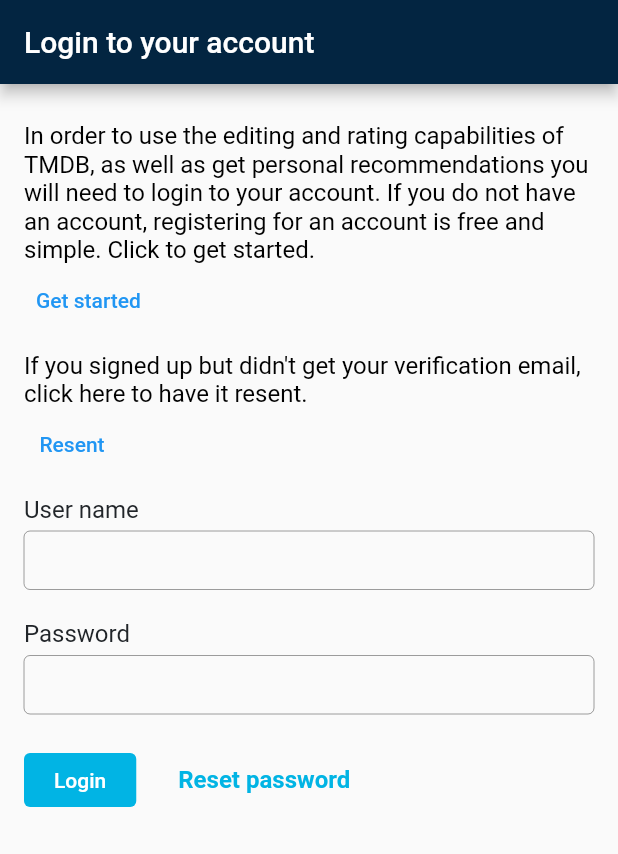
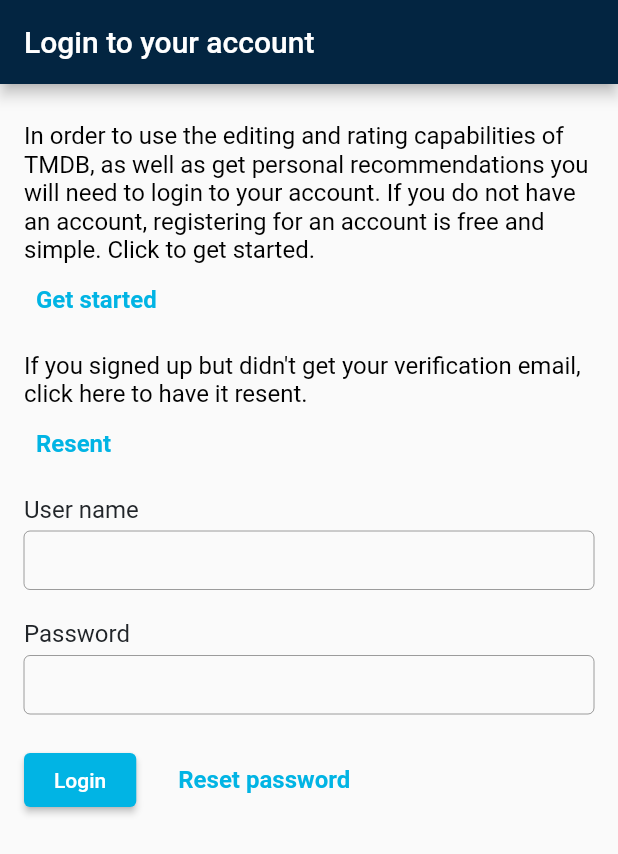
Before and after one commit to GarifullinII/themoviedb, a Flutter app: the screen it shows after launch, after a tap on "Login", on a phone screen of 412 x 824 dp. Shown: the top 854 px of the screen. Run offline on Flutter 3.47's test engine with Material 2 defaults, Android fonts, the light colour scheme and no system bars.

Commit message:
add TextEditingController, change buttons

```diff
--- /dev/null
+++ b/lib/theme/app_button_style.dart
@@ -0,0 +1,15 @@
+import 'package:flutter/material.dart';
+
+abstract class AppButtonStyle {
+  static final linkButton = ButtonStyle(
+    foregroundColor: MaterialStateProperty.all(
+      const Color(0xFF01B4E4),
+    ),
+    textStyle: MaterialStateProperty.all(
+      const TextStyle(
+        fontSize: 16,
+        fontWeight: FontWeight.w700,
+      ),
+    ),
+  );
+}
--- a/lib/widgets/auth/auth_widget.dart
+++ b/lib/widgets/auth/auth_widget.dart
@@ -1,4 +1,5 @@
 import 'package:flutter/material.dart';
+import '../../theme/app_button_style.dart';
 
 class AuthWidget extends StatefulWidget {
   const AuthWidget({Key? key}) : super(key: key);
@@ -50,18 +51,20 @@
           TextButton(
             onPressed: () {},
             child: const Text('Get started'),
+            style: AppButtonStyle.linkButton,
           ),
           const SizedBox(
             height: 10.0,
           ),
           const Text(
             'If you signed up but didn\'t get your verification email, '
-                'click here to have it resent.',
+            'click here to have it resent.',
             style: textStyle,
           ),
           TextButton(
             onPressed: () {},
             child: const Text('Resent'),
+            style: AppButtonStyle.linkButton,
           ),
           const SizedBox(
             height: 10.0,
@@ -81,6 +84,25 @@
 }
 
 class _FormWidgetState extends State<_FormWidget> {
+  final _loginTextController = TextEditingController();
+  final _passwordTextController = TextEditingController();
+
+  void _auth() {
+    final loginText = _loginTextController.text;
+    final passwordText = _passwordTextController.text;
+
+    if (loginText == 'admin' && passwordText == 'admin') {
+      print('Open app');
+    } else {
+      print('Error login or password');
+    }
+    setState(() {});
+  }
+
+  void _resetPassword() {
+    print('reset password');
+  }
+
   @override
   Widget build(BuildContext context) {
     const textStyle = TextStyle(
@@ -98,10 +120,6 @@
       isCollapsed: true,
     );
     const color = Color(0xFF01B4E4);
-    const textStyleButton = TextStyle(
-      fontSize: 16,
-      fontWeight: FontWeight.w700,
-    );
     return Column(
       crossAxisAlignment: CrossAxisAlignment.start,
       children: [
@@ -112,7 +130,8 @@
         const SizedBox(
           height: 5.0,
         ),
-        const TextField(
+        TextField(
+          controller: _loginTextController,
           decoration: textFieldDecorator,
         ),
         const SizedBox(
@@ -125,7 +144,8 @@
         const SizedBox(
           height: 5.0,
         ),
-        const TextField(
+        TextField(
+          controller: _passwordTextController,
           decoration: textFieldDecorator,
           obscureText: true,
         ),
@@ -134,8 +154,8 @@
         ),
         Row(
           children: [
-            TextButton(
-              onPressed: () {},
+            ElevatedButton(
+              onPressed: _auth,
               style: ButtonStyle(
                 backgroundColor: MaterialStateProperty.all(color),
                 foregroundColor: MaterialStateProperty.all(Colors.white),
@@ -154,11 +174,8 @@
               width: 20.0,
             ),
             TextButton(
-              onPressed: () {},
-              style: ButtonStyle(
-                foregroundColor: MaterialStateProperty.all(color),
-                textStyle: MaterialStateProperty.all(textStyleButton),
-              ),
+              onPressed: _resetPassword,
+              style: AppButtonStyle.linkButton,
               child: const Text(
                 'Reset password',
               ),
```
